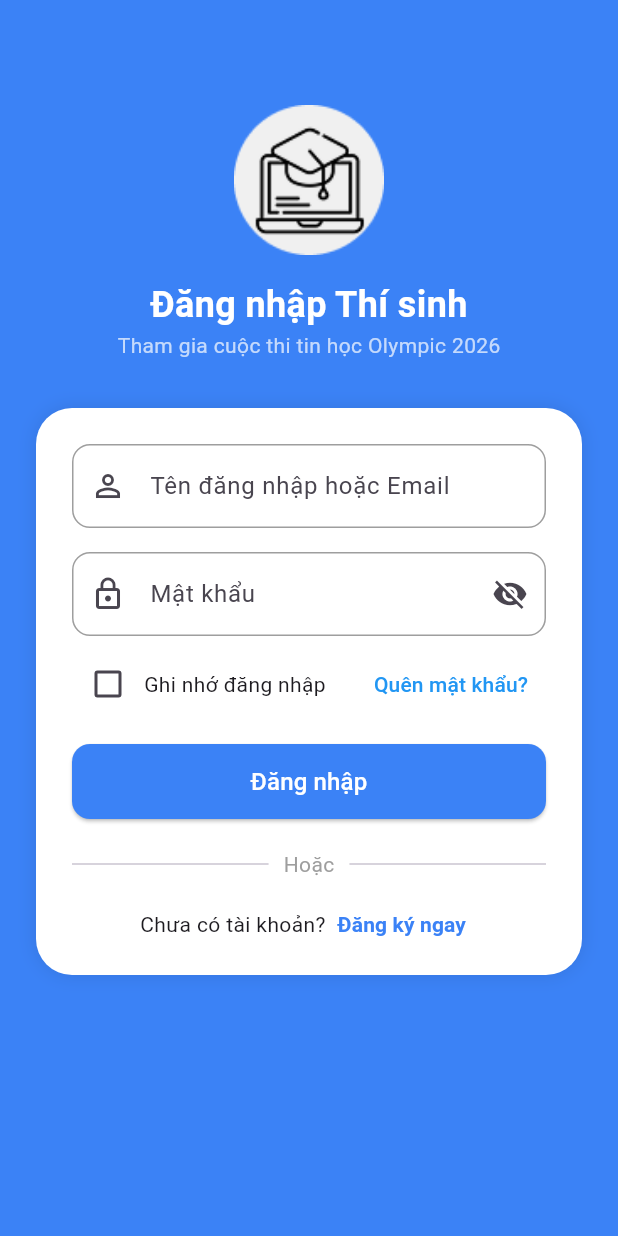
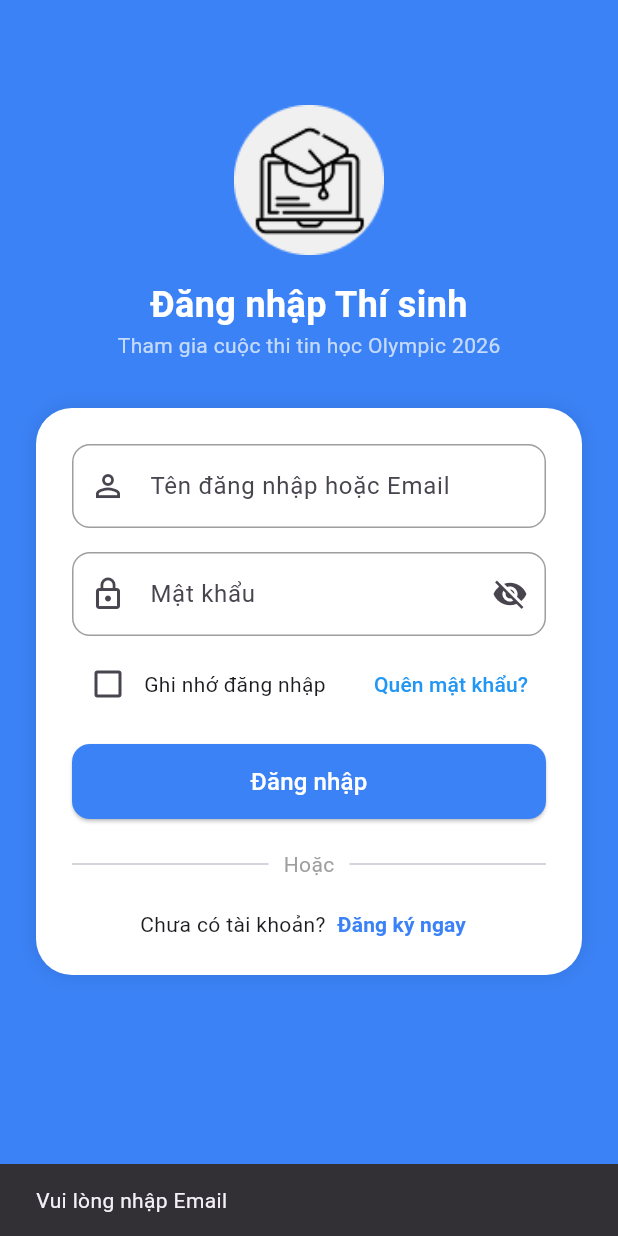
Before and after one commit to kahtarn16/olympic-it-2026, a Flutter app: the screen it shows after launch, after a tap on "Đăng nhập", on a phone screen of 412 x 824 dp. Run offline on Flutter 3.47's test engine with Material 3 defaults, Android fonts, the phone set to English and light mode, and no system bars; our stand-ins replace flutter_bloc, flutter_secure_storage, shared_preferences.

Commit message:
feat: login call api

```diff
--- a/frontend/olympic_it_project/lib/features/auth/cubit/auth_cubit.dart
+++ b/frontend/olympic_it_project/lib/features/auth/cubit/auth_cubit.dart
@@ -17,7 +17,6 @@ class AuthCubit extends Cubit<AuthState> {
 
   Future<void> login(String username, String password) async {
     emit(AuthLoading());
-
     try {
       await authRepository.login(username, password);
       emit(AuthSuccess());
--- a/frontend/olympic_it_project/lib/features/auth/presentation/screens/login_screen.dart
+++ b/frontend/olympic_it_project/lib/features/auth/presentation/screens/login_screen.dart
@@ -2,8 +2,12 @@ import 'dart:ui';
 
 import 'package:flutter/material.dart';
 import 'package:flutter/widgets.dart';
+import 'package:flutter_bloc/flutter_bloc.dart';
+import 'package:olympic_it_project/features/auth/cubit/auth_cubit.dart';
 import 'package:olympic_it_project/features/auth/presentation/screens/forgot_password_screen.dart';
 import 'package:olympic_it_project/features/auth/presentation/screens/register_screen.dart';
+import 'package:olympic_it_project/features/home/pressentation/screens/home_screen.dart';
+import 'package:shared_preferences/shared_preferences.dart';
 
 class LoginScreen extends StatefulWidget {
   const LoginScreen({super.key});
@@ -18,9 +22,80 @@ class _LoginScreenState extends State<LoginScreen> {
   bool _isObscure = true;
   bool _rememberMe = false;
 
+  bool _validateInputs() {
+    if (_emailController.text.trim().isEmpty) {
+      ScaffoldMessenger.of(
+        context,
+      ).showSnackBar(const SnackBar(content: Text("Vui lòng nhập Email")));
+      return false;
+    }
+    if (_passwordController.text.trim().isEmpty) {
+      ScaffoldMessenger.of(
+        context,
+      ).showSnackBar(const SnackBar(content: Text("Vui lòng nhập Mật khẩu")));
+      return false;
+    }
+    return true;
+  }
+
+  Future<void> _handleLogin() async {
+    FocusScope.of(context).unfocus();
+
+    if (!_validateInputs()) return;
+
+    final email = _emailController.text.trim();
+    final password = _passwordController.text.trim();
+
+    final prefs = await SharedPreferences.getInstance();
+    if (_rememberMe) {
+      await prefs.setString('saved_email', email);
+    } else {
+      await prefs.remove('saved_email');
+    }
+
+    context.read<AuthCubit>().login(email, password);
+  }
+
+  Future<void> _loadSavedEmail() async {
+    final prefs = await SharedPreferences.getInstance();
+    final savedEmail = prefs.getString('saved_email');
+    if (savedEmail != null) {
+      setState(() {
+        _emailController.text = savedEmail;
+        _rememberMe = true;
+      });
+    }
+  }
+
+  @override
+  void dispose() {
+    _emailController.dispose();
+    _passwordController.dispose();
+    super.dispose();
+  }
+
+  @override
+  void initState() {
+    super.initState();
+    _loadSavedEmail();
+  }
+
   @override
   Widget build(BuildContext context) {
-    return Scaffold(
+    return BlocListener<AuthCubit, AuthState>(
+      listener: (context, state) {
+        if (state is AuthSuccess) {
+          Navigator.pushReplacement(
+            context,
+            MaterialPageRoute(builder: (_) => HomeScreen()),
+          );
+        } else if (state is AuthError) {
+          ScaffoldMessenger.of(
+            context,
+          ).showSnackBar(SnackBar(content: Text(state.message)));
+        }
+      },
+      child: Scaffold(
         backgroundColor: const Color(0xFF3B82F6),
         body: SingleChildScrollView(
           padding: const EdgeInsets.symmetric(horizontal: 24.0),
@@ -89,12 +164,16 @@ class _LoginScreenState extends State<LoginScreen> {
                     TextFormField(
                       controller: _passwordController,
                       obscureText: _isObscure,
+                      textInputAction: TextInputAction.done,
+                      onFieldSubmitted: (_) => _handleLogin(),
                       decoration: InputDecoration(
                         labelText: "Mật khẩu",
                         prefixIcon: const Icon(Icons.lock_outline),
                         suffixIcon: IconButton(
                           icon: Icon(
-                          _isObscure ? Icons.visibility_off : Icons.visibility,
+                            _isObscure
+                                ? Icons.visibility_off
+                                : Icons.visibility,
                           ),
                           onPressed: () =>
                               setState(() => _isObscure = !_isObscure),
@@ -133,7 +212,10 @@ class _LoginScreenState extends State<LoginScreen> {
                           onPressed: () {
                             Navigator.push(
                               context,
-                            MaterialPageRoute(builder: (context) => ForgotPasswordScreen()));
+                              MaterialPageRoute(
+                                builder: (context) => ForgotPasswordScreen(),
+                              ),
+                            );
                           },
                           child: const Text(
                             "Quên mật khẩu?",
@@ -143,24 +225,39 @@ class _LoginScreenState extends State<LoginScreen> {
                       ],
                     ),
                     const SizedBox(height: 16),
-                  SizedBox(
+                    BlocBuilder<AuthCubit, AuthState>(
+                      builder: (context, state) {
+                        final isLoading = state is AuthLoading;
+                        return SizedBox(
                           width: double.infinity,
                           height: 50,
                           child: ElevatedButton(
-                      onPressed: () {
-                        // Gọi Cubit login ở đây
-                      },
+                            onPressed: isLoading ? null : _handleLogin,
                             style: ElevatedButton.styleFrom(
                               backgroundColor: const Color(0xFF3B82F6),
                               shape: RoundedRectangleBorder(
                                 borderRadius: BorderRadius.circular(12),
                               ),
                             ),
-                      child: const Text(
+                            child: isLoading
+                                ? const SizedBox(
+                                    width: 24,
+                                    height: 24,
+                                    child: CircularProgressIndicator(
+                                      color: Colors.white,
+                                      strokeWidth: 2,
+                                    ),
+                                  )
+                                : const Text(
                                     "Đăng nhập",
-                        style: TextStyle(color: Colors.white, fontSize: 16),
+                                    style: TextStyle(
+                                      color: Colors.white,
+                                      fontSize: 16,
                                     ),
                                   ),
+                          ),
+                        );
+                      },
                     ),
                     const SizedBox(height: 20),
 
@@ -183,26 +280,21 @@ class _LoginScreenState extends State<LoginScreen> {
                     Row(
                       mainAxisAlignment: MainAxisAlignment.center,
                       children: [
-                      const Text(
-                        "Chưa có tài khoản?",
-                      ),
+                        const Text("Chưa có tài khoản?"),
                         TextButton(
                           onPressed: () {
                             Navigator.push(
                               context,
-                            MaterialPageRoute(builder: (context) => RegisterScreen()));
+                              MaterialPageRoute(
+                                builder: (context) => RegisterScreen(),
+                              ),
+                            );
                           },
                           style: TextButton.styleFrom(
-                          foregroundColor: const Color(
-                            0xFF3B82F6,
-                          ),
-                          padding: const EdgeInsets.symmetric(
-                            horizontal: 8,
-                          ),
-                          minimumSize:
-                              Size.zero,
-                          tapTargetSize: MaterialTapTargetSize
-                              .shrinkWrap,
+                            foregroundColor: const Color(0xFF3B82F6),
+                            padding: const EdgeInsets.symmetric(horizontal: 8),
+                            minimumSize: Size.zero,
+                            tapTargetSize: MaterialTapTargetSize.shrinkWrap,
                           ),
                           child: const Text(
                             "Đăng ký ngay",
@@ -217,6 +309,7 @@ class _LoginScreenState extends State<LoginScreen> {
             ],
           ),
         ),
+      ),
     );
   }
 }
--- a/frontend/olympic_it_project/lib/main.dart
+++ b/frontend/olympic_it_project/lib/main.dart
@@ -1,11 +1,20 @@
 import 'package:flutter/material.dart';
+import 'package:flutter_bloc/flutter_bloc.dart';
+import 'package:olympic_it_project/core/network/api_client.dart';
+import 'package:olympic_it_project/core/storage/token_storage.dart';
+import 'package:olympic_it_project/features/auth/cubit/auth_cubit.dart';
+import 'package:olympic_it_project/features/auth/data/data_sources/auth_remote_data_source.dart';
+import 'package:olympic_it_project/features/auth/data/repositories/auth_repository.dart';
 import 'package:olympic_it_project/features/auth/presentation/screens/forgot_password_screen.dart';
 import 'package:olympic_it_project/features/auth/presentation/screens/login_screen.dart';
 import 'package:olympic_it_project/features/auth/presentation/screens/otp_screen.dart';
 import 'package:olympic_it_project/features/auth/presentation/screens/register_screen.dart';
 import 'package:olympic_it_project/features/auth/presentation/screens/reset_password.dart';
+import 'package:olympic_it_project/features/home/pressentation/screens/home_screen.dart';
+import 'package:shared_preferences/shared_preferences.dart';
 
 void main() {
+  WidgetsFlutterBinding.ensureInitialized();
   runApp(const MainApp());
 }
 
@@ -14,8 +23,61 @@ class MainApp extends StatelessWidget {
 
   @override
   Widget build(BuildContext context) {
-    return const MaterialApp(
-      home: LoginScreen()
+    return RepositoryProvider(
+      create: (context) =>
+          AuthRepository(AuthRemoteDataSource(ApiClient()), TokenStorage()),
+      child: Builder(
+        builder: (context) {
+          return BlocProvider(
+            create: (context) => AuthCubit(context.read<AuthRepository>()),
+            child: MaterialApp(
+              debugShowCheckedModeBanner: false,
+              home: AuthCheckWrapper(),
+            ),
+          );
+        },
+      ),
     );
   }
 }
+
+class AuthCheckWrapper extends StatefulWidget {
+  const AuthCheckWrapper({super.key});
+
+  @override
+  State<AuthCheckWrapper> createState() => _AuthCheckWrapperState();
+}
+
+class _AuthCheckWrapperState extends State<AuthCheckWrapper> {
+  @override
+  void initState() {
+    super.initState();
+    WidgetsBinding.instance.addPostFrameCallback((_) {
+      _checkAuth();
+    });
+  }
+
+  Future<void> _checkAuth() async {
+  final prefs = await SharedPreferences.getInstance();
+  final savedEmail = prefs.getString('saved_email');
+
+  if (!mounted) return;
+
+  if (savedEmail != null && savedEmail.isNotEmpty) {
+    Navigator.pushReplacement(
+      context,
+      MaterialPageRoute(builder: (_) => const HomeScreen()),
+    );
+  } else {
+    Navigator.pushReplacement(
+      context,
+      MaterialPageRoute(builder: (_) => const LoginScreen()),
+    );
+  }
+}
+
+  @override
+  Widget build(BuildContext context) {
+    return const Scaffold(body: Center(child: CircularProgressIndicator()));
+  }
+}
--- a/frontend/olympic_it_project/pubspec.yaml
+++ b/frontend/olympic_it_project/pubspec.yaml
@@ -12,6 +12,7 @@ dependencies:
   flutter_bloc: ^9.1.1
   flutter_secure_storage: ^10.3.1
   http: ^1.2.0
+  shared_preferences: ^2.5.5
 
 dev_dependencies:
   flutter_test:
```
Also changed, not shown: frontend/olympic_it_project/lib/features/home/pressentation/screens/home_screen.dart (added, +47 -0 lines), frontend/olympic_it_project/pubspec.lock, 1 other file. Lines whose indentation alone changed are shown as unchanged.
